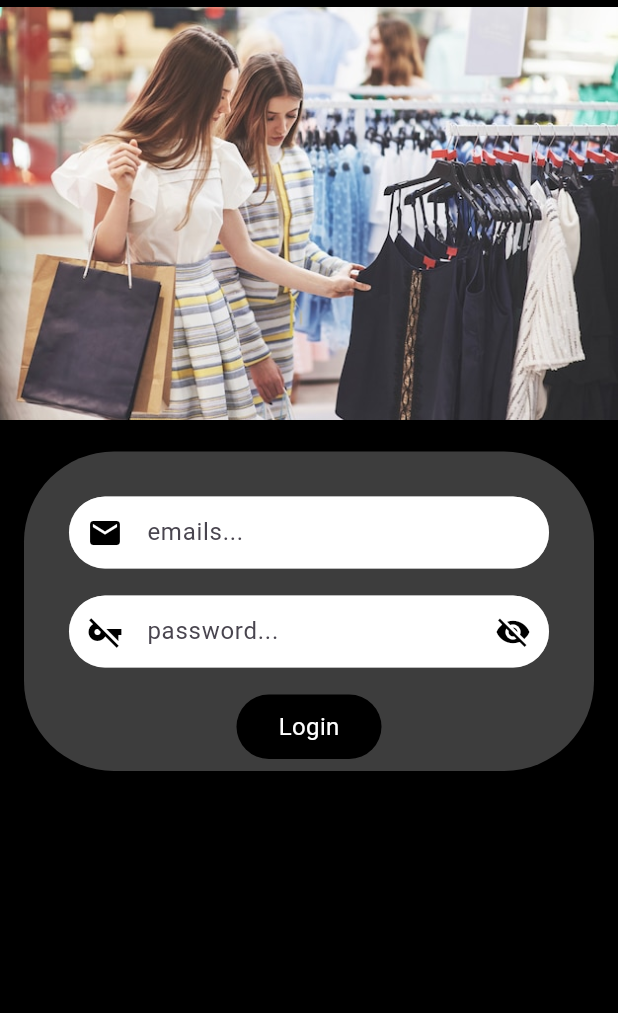
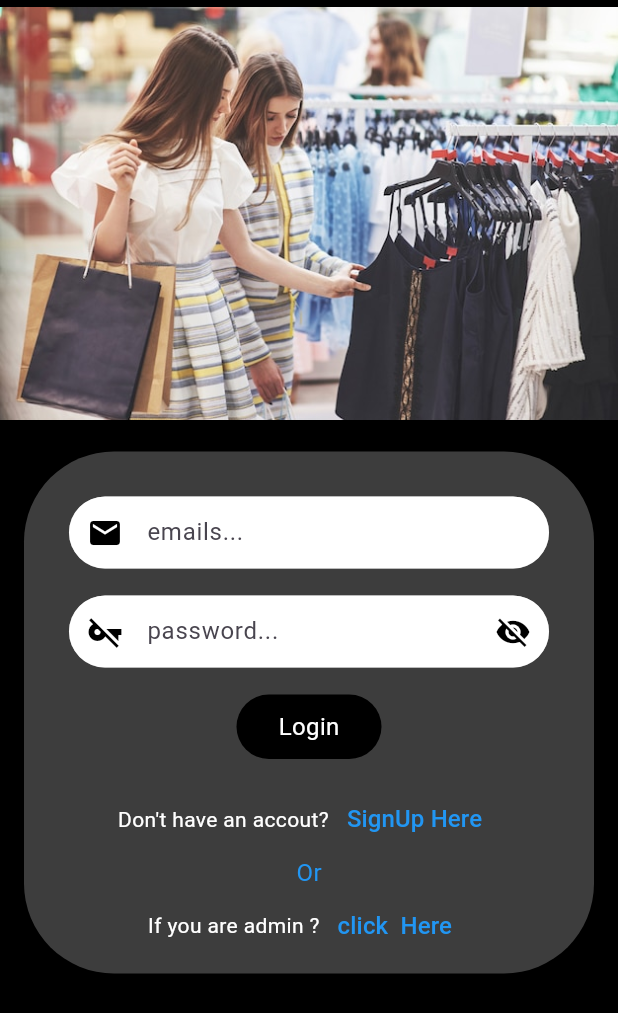
Before and after one commit to MaysaraCS/Flutter_GetX_mobile_app, a Flutter app: the screen it shows after launch, on a phone screen of 412 x 824 dp. Shown: the top 1013 px of the screen. Run offline on Flutter 3.47's test engine with Material 3 defaults, Android fonts, the phone set to English and light mode, and no system bars; our stand-ins replace get.

Commit message:
login form UI part 2 btn

```diff
--- a/lib/users/authentiation/login_screen.dart
+++ b/lib/users/authentiation/login_screen.dart
@@ -53,6 +53,7 @@ class _LoginScreenState extends State<LoginScreen> {
                           padding: const EdgeInsets.fromLTRB(30, 30, 30, 8),
                           child: Column(
                             children: [
+                              //email-password-login btn
                               Form(
                                 key: formKey,
                                 child: Column(
@@ -194,7 +195,56 @@ class _LoginScreenState extends State<LoginScreen> {
                                     )
                                   ],
                                 ),
-                              )
+                              ),
+
+                              SizedBox(
+                                height: 16,
+                              ),
+
+                              // do not have account btn
+                              Row(
+                                mainAxisAlignment: MainAxisAlignment.center,
+                                children: [
+                                  const Text("Don't have an accout?",
+                                      style: TextStyle(color: Colors.white)),
+                                  TextButton(
+                                    onPressed: () {},
+                                    child: const Text(
+                                      "SignUp Here",
+                                      style: TextStyle(
+                                        color: Colors.blue,
+                                        fontSize: 16,
+                                      ),
+                                    ),
+                                  ),
+                                ],
+                              ),
+
+                              const Text(
+                                "Or",
+                                style: TextStyle(
+                                  color: Colors.blue,
+                                  fontSize: 16,
+                                ),
+                              ),
+                              // admin
+                              Row(
+                                mainAxisAlignment: MainAxisAlignment.center,
+                                children: [
+                                  const Text("If you are admin ?",
+                                      style: TextStyle(color: Colors.white)),
+                                  TextButton(
+                                    onPressed: () {},
+                                    child: const Text(
+                                      "click  Here",
+                                      style: TextStyle(
+                                        color: Colors.blue,
+                                        fontSize: 16,
+                                      ),
+                                    ),
+                                  ),
+                                ],
+                              ),
                             ],
                           ),
                         )),
```
